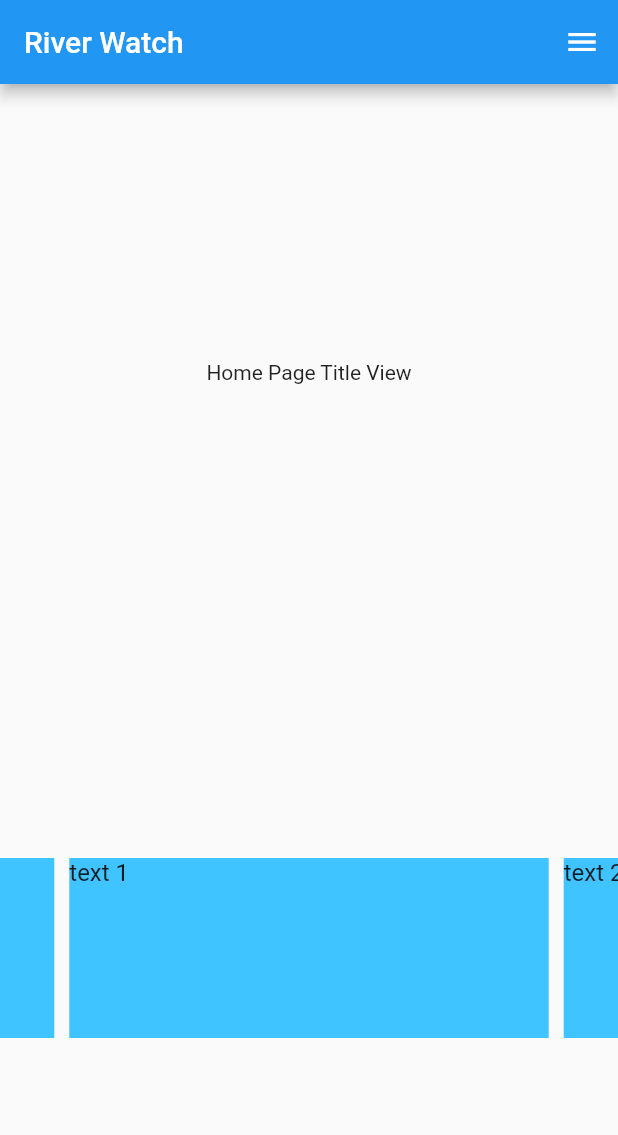
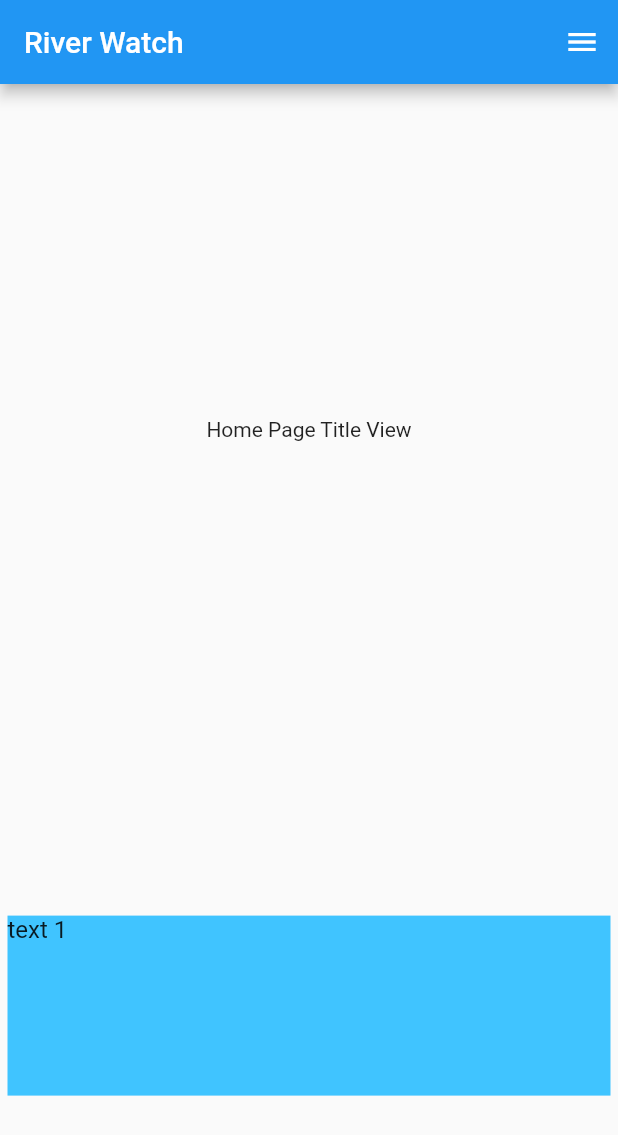
Before and after one commit to nigel25840/stream_watch_flutter, a Flutter app: the screen it shows after launch, on a phone screen of 412 x 824 dp. Shown: the top 1135 px of the screen. Run offline on Flutter 3.47's test engine with Material 2 defaults, Android fonts, the phone set to English and light mode, and no system bars; drawn by our look-alikes of carousel_slider; our stand-ins replace charts_flutter, flutter_speed_dial, material_segmented_control, scrollable_positioned_list, shared_preferences.

Commit message:
added viewport fraction to bring card view to full width added switch to turn on animation only when 2 or more items are available

```diff
--- a/lib/UI/home_page_view.dart
+++ b/lib/UI/home_page_view.dart
@@ -26,6 +26,8 @@ class _HomePageState extends State<HomePage> {
   Widget build(BuildContext context) {
     _initializePreferences();
 
+    List<int> items = [1,2,3,4];
+
     return Scaffold(
       appBar: AppBar(
         title: Text("River Watch"),
@@ -35,7 +37,7 @@ class _HomePageState extends State<HomePage> {
           mainAxisAlignment: MainAxisAlignment.center,
           children: <Widget>[
             Flexible(
-              flex: 5,
+              flex: 6,
               child: SizedBox(
                 height: double.infinity,
                 width: double.infinity,
@@ -45,18 +47,19 @@ class _HomePageState extends State<HomePage> {
               ),
             ),
             Flexible(
-                flex: 5,
+                flex: 4,
                 child: SizedBox(
                     height: double.infinity,
                     width: double.infinity,
                     child: CarouselSlider(
                       options: CarouselOptions(
                           height: 120.0,
-                          autoPlay: true,
+                          autoPlay: (items.length > 1),
                           autoPlayInterval: Duration(seconds: 5),
-                          autoPlayAnimationDuration: Duration(milliseconds: 800)
+                          autoPlayAnimationDuration: Duration(milliseconds: 800),
+                          viewportFraction: 1.0,
                       ),
-                      items: [1, 2, 3, 4, 5].map((i) {
+                      items: items.map((i) {
                         return Builder(
                           builder: (BuildContext context) {
                             return Container(
```
